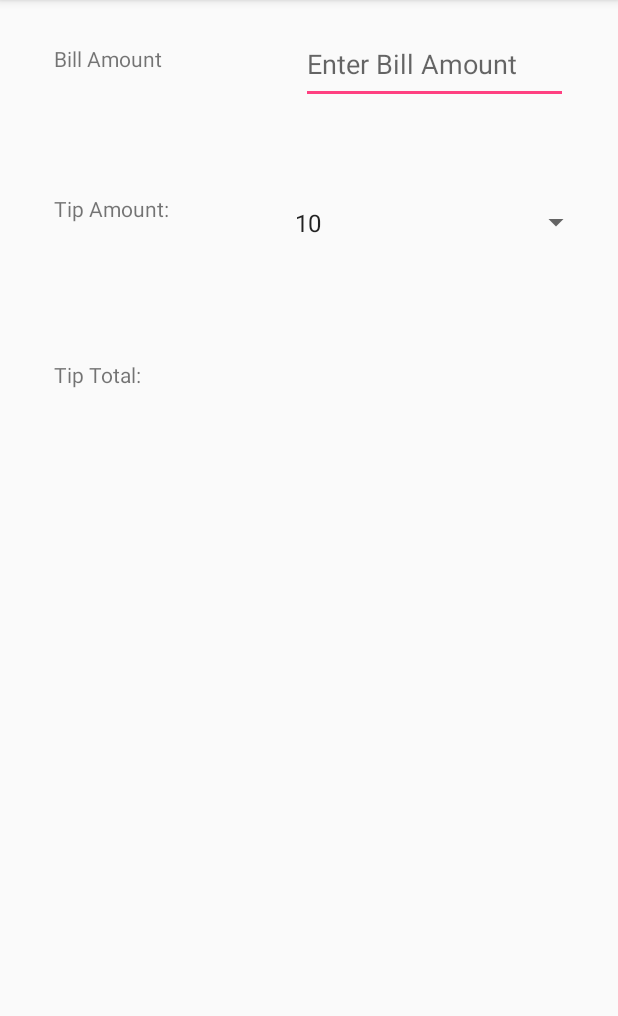
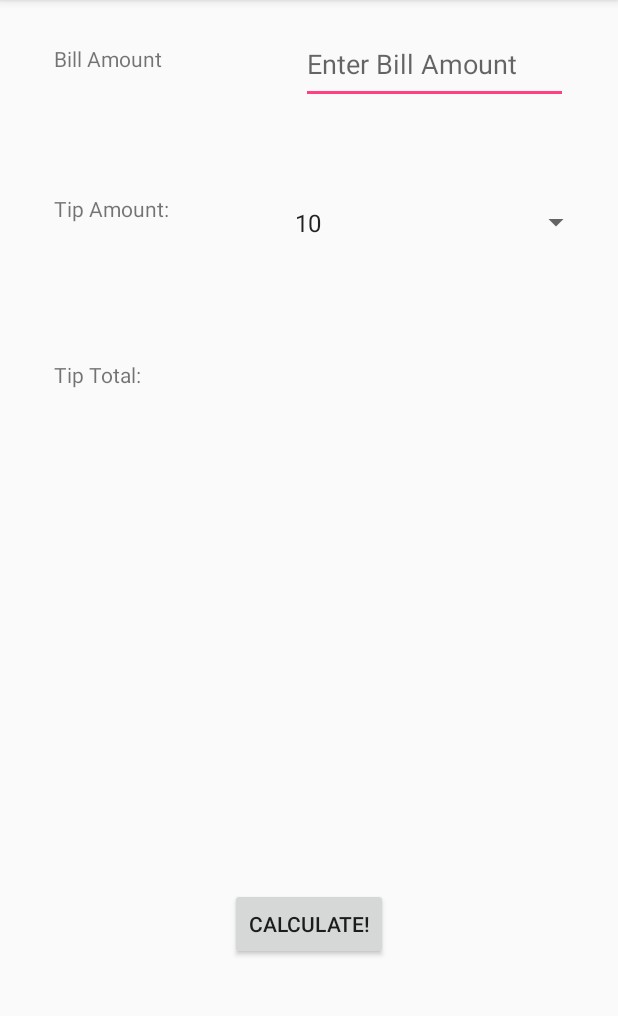
Before and after one commit to gness1804/android-tip-calc, an Android app: the screen it shows after launch (MainActivity), on a phone screen of 412 x 824 dp, the part 84-1100 px from its top. Run offline under Robolectric (Android 15) with nearby library versions, the phone set to English and light mode, and no system bars.

Commit message:
Tip percent calculates correctly

```diff
--- a/app/src/main/java/com/example/grahamnessler/tipcalculator/MainActivity.java
+++ b/app/src/main/java/com/example/grahamnessler/tipcalculator/MainActivity.java
@@ -2,15 +2,20 @@ package com.example.grahamnessler.tipcalculator;
 
 import android.support.v7.app.AppCompatActivity;
 import android.os.Bundle;
+import android.util.Log;
 import android.view.View;
 import android.widget.AdapterView;
 import android.widget.ArrayAdapter;
+import android.widget.EditText;
 import android.widget.Spinner;
+import android.widget.TextView;
 
 public class MainActivity extends AppCompatActivity implements AdapterView.OnItemSelectedListener {
     Spinner spinner;
-    int tipPercent;
+    double tipPercent;
     private String[] choices = {"10", "15", "20", "25"};
+    double billAmount;
+    double totalTip;
 
 
     @Override
@@ -32,10 +37,20 @@ public class MainActivity extends AppCompatActivity implements AdapterView.OnIte
     public void onItemSelected(AdapterView<?> parent, View view,
                                int pos, long id) {
         String choice = choices[pos];
-        tipPercent = Integer.parseInt(choice);
+        tipPercent = Integer.parseInt(choice) * 0.01;
     }
 
     public void onNothingSelected(AdapterView<?> parent) {
 
     }
+
+    public void calculateTip (View view) {
+        EditText amt = (EditText) findViewById(R.id.billAmountInput);
+        TextView total = (TextView) findViewById(R.id.tipTotalOutput);
+        String bill = amt.getText().toString();
+        billAmount = Double.parseDouble(bill);
+        totalTip = tipPercent * billAmount;
+        String tipString = Double.toString(totalTip);
+        total.setText(tipString);
+    }
 }
--- a/app/src/main/res/layout/activity_main.xml
+++ b/app/src/main/res/layout/activity_main.xml
@@ -75,4 +75,17 @@
         app:layout_constraintRight_toRightOf="parent"
         app:layout_constraintTop_toTopOf="parent" />
 
+    <Button
+        android:id="@+id/mainButton"
+        android:layout_width="wrap_content"
+        android:layout_height="wrap_content"
+        android:layout_marginBottom="128dp"
+        android:layout_marginRight="8dp"
+        android:onClick="calculateTip"
+        android:text="@string/calculate"
+        app:layout_constraintBottom_toBottomOf="parent"
+        app:layout_constraintHorizontal_bias="0.513"
+        app:layout_constraintLeft_toLeftOf="parent"
+        app:layout_constraintRight_toRightOf="parent" />
+
 </android.support.constraint.ConstraintLayout>
--- a/app/src/main/res/values/strings.xml
+++ b/app/src/main/res/values/strings.xml
@@ -4,6 +4,7 @@
     <string name="bill_amount_input">Enter Bill Amount</string>
     <string name="tip_amount_text">Tip Amount:</string>
     <string name="tip_total_text">Tip Total:</string>
+    <string name="calculate">Calculate!</string>
     <string-array name="choices_list">
         <item>10</item>
         <item>15</item>
```
